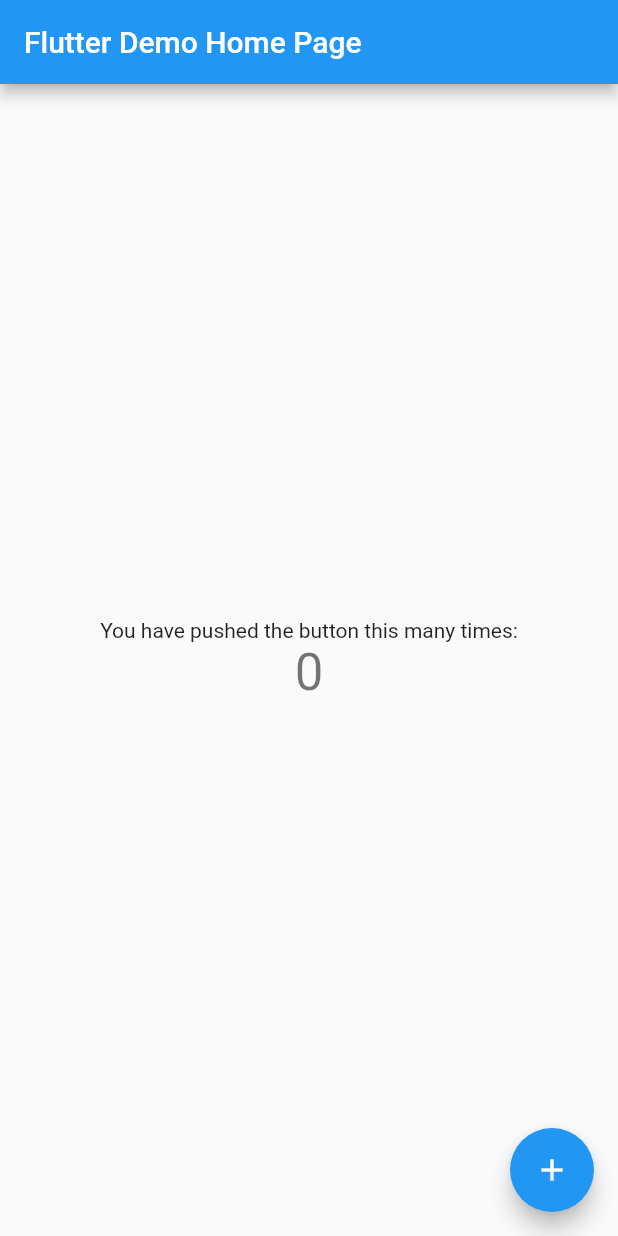
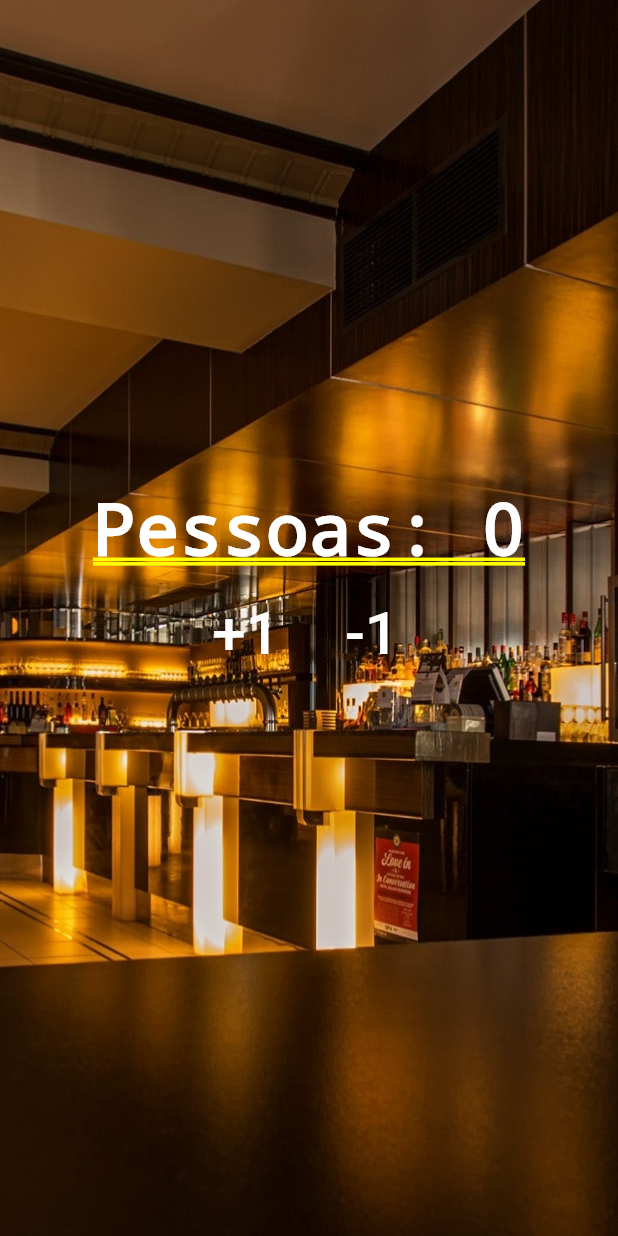
Before and after one commit to joaoalcimar/LearningFlutter, a Flutter app: the screen it shows after launch, on a phone screen of 412 x 824 dp. Run offline on Flutter 3.47's test engine with Material 2 defaults, Android fonts, the phone set to English and light mode, and no system bars.

Commit message:
Upgrade + Closure

```diff
--- a/lib/main.dart
+++ b/lib/main.dart
@@ -1,113 +1,86 @@
+import 'package:flutter/cupertino.dart';
 import 'package:flutter/material.dart';
 
 void main() {
-  runApp(MyApp());
+  runApp(MaterialApp(title: "Contador de Pessoas", home: Home()));
 }
 
-class MyApp extends StatelessWidget {
-  // This widget is the root of your application.
+class Home extends StatefulWidget {
+  const Home({Key key}) : super(key: key);
+
   @override
-  Widget build(BuildContext context) {
-    return MaterialApp(
-      title: 'Flutter Demo',
-      theme: ThemeData(
-        // This is the theme of your application.
-        //
-        // Try running your application with "flutter run". You'll see the
-        // application has a blue toolbar. Then, without quitting the app, try
-        // changing the primarySwatch below to Colors.green and then invoke
-        // "hot reload" (press "r" in the console where you ran "flutter run",
-        // or simply save your changes to "hot reload" in a Flutter IDE).
-        // Notice that the counter didn't reset back to zero; the application
-        // is not restarted.
-        primarySwatch: Colors.blue,
-      ),
-      home: MyHomePage(title: 'Flutter Demo Home Page'),
-    );
-  }
+  _HomeState createState() => _HomeState();
 }
 
-class MyHomePage extends StatefulWidget {
-  MyHomePage({Key key, this.title}) : super(key: key);
+class _HomeState extends State<Home> {
+  int _people = 0;
+  String _infoText = "";
 
-  // This widget is the home page of your application. It is stateful, meaning
-  // that it has a State object (defined below) that contains fields that affect
-  // how it looks.
-
-  // This class is the configuration for the state. It holds the values (in this
-  // case the title) provided by the parent (in this case the App widget) and
-  // used by the build method of the State. Fields in a Widget subclass are
-  // always marked "final".
-
-  final String title;
-
-  @override
-  _MyHomePageState createState() => _MyHomePageState();
-}
-
-class _MyHomePageState extends State<MyHomePage> {
-  int _counter = 0;
-
-  void _incrementCounter() {
+  void _changePeopleText(delta) {
     setState(() {
-      // This call to setState tells the Flutter framework that something has
-      // changed in this State, which causes it to rerun the build method below
-      // so that the display can reflect the updated values. If we changed
-      // _counter without calling setState(), then the build method would not be
-      // called again, and so nothing would appear to happen.
-      _counter++;
+      _people += delta;
     });
+    if (_people < 0) {
+      _infoText = "Fractal Danificado";
+    } else if (_people < 10) {
+      _infoText = "Pode entrar!!";
+    } else {
+      _infoText = "Lotado";
+    }
   }
 
   @override
   Widget build(BuildContext context) {
-    // This method is rerun every time setState is called, for instance as done
-    // by the _incrementCounter method above.
-    //
-    // The Flutter framework has been optimized to make rerunning build methods
-    // fast, so that you can just rebuild anything that needs updating rather
-    // than having to individually change instances of widgets.
-    return Scaffold(
-      appBar: AppBar(
-        // Here we take the value from the MyHomePage object that was created by
-        // the App.build method, and use it to set our appbar title.
-        title: Text(widget.title),
-      ),
-      body: Center(
-        // Center is a layout widget. It takes a single child and positions it
-        // in the middle of the parent.
-        child: Column(
-          // Column is also a layout widget. It takes a list of children and
-          // arranges them vertically. By default, it sizes itself to fit its
-          // children horizontally, and tries to be as tall as its parent.
-          //
-          // Invoke "debug painting" (press "p" in the console, choose the
-          // "Toggle Debug Paint" action from the Flutter Inspector in Android
-          // Studio, or the "Toggle Debug Paint" command in Visual Studio Code)
-          // to see the wireframe for each widget.
-          //
-          // Column has various properties to control how it sizes itself and
-          // how it positions its children. Here we use mainAxisAlignment to
-          // center the children vertically; the main axis here is the vertical
-          // axis because Columns are vertical (the cross axis would be
-          // horizontal).
+    return Stack(
+      children: <Widget>[
+        Image.asset(
+          "images/restaurant.jpg",
+          fit: BoxFit.cover,
+          height: 1000.0,
+        ),
+        Column(
           mainAxisAlignment: MainAxisAlignment.center,
           children: <Widget>[
             Text(
-              'You have pushed the button this many times:',
+              "Pessoas: $_people",
+              style:
+                  TextStyle(color: Colors.white, fontWeight: FontWeight.bold),
+            ),
+            Row(
+              mainAxisAlignment: MainAxisAlignment.center,
+              children: <Widget>[
+                Padding(
+                  padding: EdgeInsets.all(10.0),
+                  child: TextButton(
+                      onPressed: () {
+                        _changePeopleText(1);
+                      },
+                      child: Text("+1",
+                          style:
+                              TextStyle(fontSize: 40.0, color: Colors.white))),
+                ),
+                Padding(
+                  padding: EdgeInsets.all(10.0),
+                  child: TextButton(
+                      onPressed: () {
+                        _changePeopleText(-1);
+                      },
+                      child: Text("-1",
+                          style:
+                              TextStyle(fontSize: 40.0, color: Colors.white))),
+                )
+              ],
             ),
             Text(
-              '$_counter',
-              style: Theme.of(context).textTheme.headline4,
-            ),
+              _infoText,
+              style: TextStyle(
+                  color: Colors.white,
+                  fontWeight: FontWeight.normal,
+                  fontSize: 30.0),
+            )
           ],
-        ),
-      ),
-      floatingActionButton: FloatingActionButton(
-        onPressed: _incrementCounter,
-        tooltip: 'Increment',
-        child: Icon(Icons.add),
-      ), // This trailing comma makes auto-formatting nicer for build methods.
+        )
+      ],
     );
   }
 }
--- a/pubspec.yaml
+++ b/pubspec.yaml
@@ -49,6 +49,9 @@ flutter:
   #   - images/a_dot_burr.jpeg
   #   - images/a_dot_ham.jpeg
 
+  assets:
+    - images/restaurant.jpg
+
   # An image asset can refer to one or more resolution-specific "variants", see
   # https://flutter.dev/assets-and-images/#resolution-aware.
 
```
Also changed, not shown: images/restaurant.jpg (added), pubspec.lock, 1 other file.
